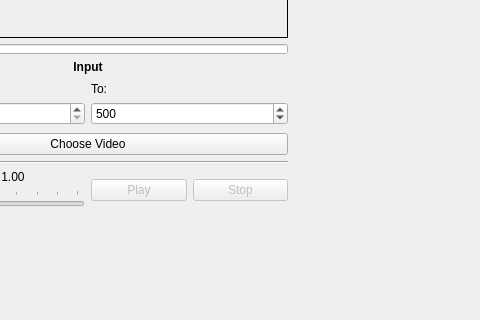
cdeldon/thermography, file gui/design/create_dataset_gui.ui: the form before one commit; both pictures show x 130 to 610 and y 299 to 619 of the 984 by 619 pixel window.
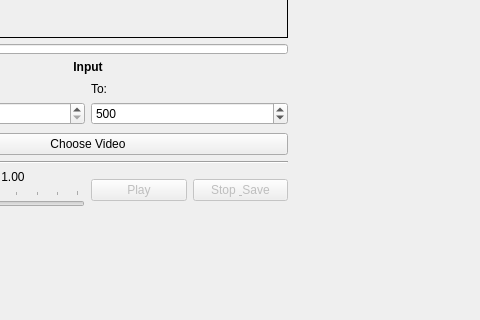
The form after the commit. Icons and pictures are not drawn.

Commit message: stop and save at any time

Diff of the .ui file:
```diff
--- a/gui/design/create_dataset_gui.ui
+++ b/gui/design/create_dataset_gui.ui
@@ -380,7 +380,7 @@
                    <string>&lt;html&gt;&lt;head/&gt;&lt;body&gt;&lt;p&gt;Resets the current video to the start.&lt;/p&gt;&lt;/body&gt;&lt;/html&gt;</string>
                   </property>
                   <property name="text">
-                   <string>Stop</string>
+                   <string>Stop &amp; Save</string>
                   </property>
                   <property name="checkable">
                    <bool>false</bool>
```
The commit also changes 2 other files.
